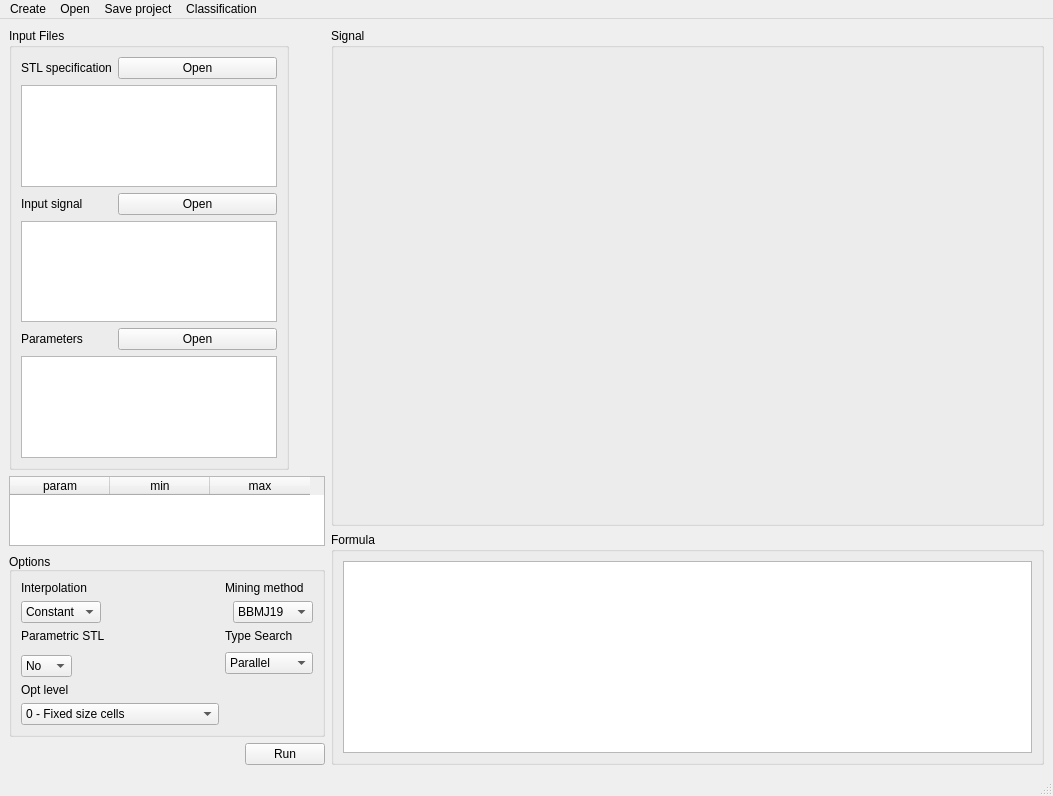
First picture: the form in ParetoLib/GUI/Window.ui, repository andcarde/MultidimensionalSearch, before the edit.
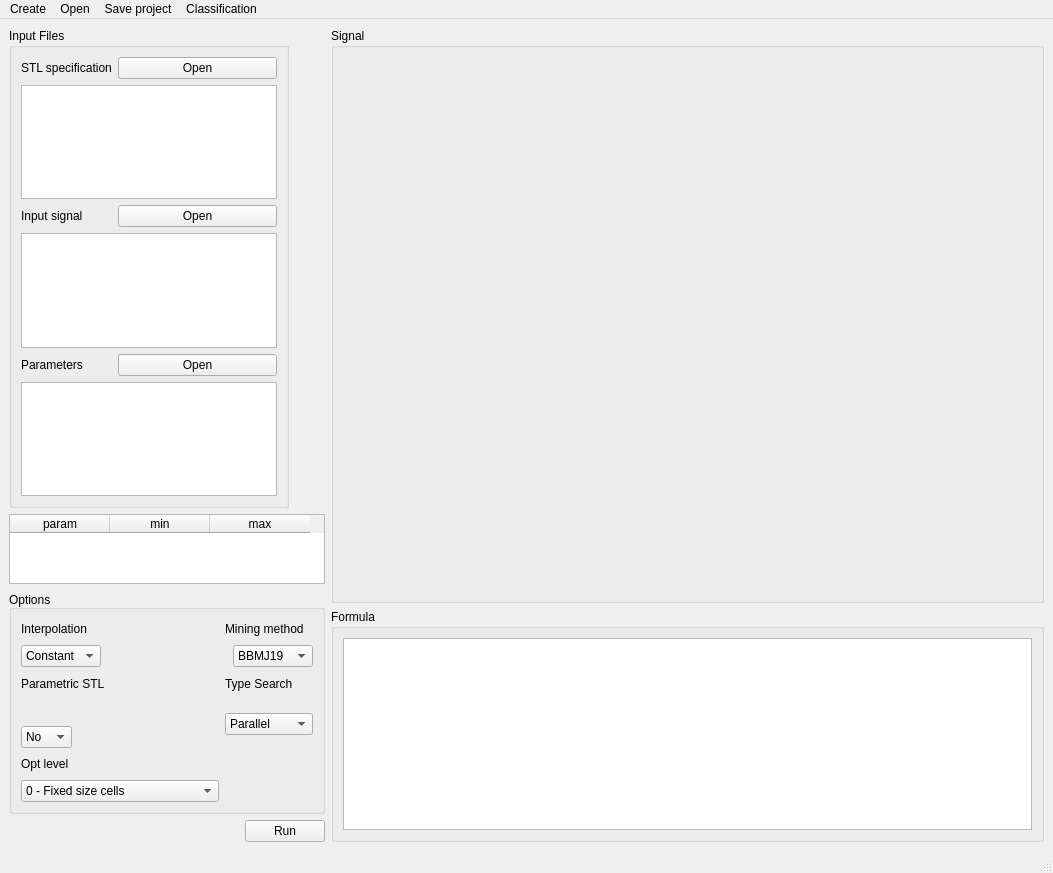
Second picture: the form after the edit.

Diff of the .ui file:
```diff
--- a/ParetoLib/GUI/Window.ui
+++ b/ParetoLib/GUI/Window.ui
@@ -7,7 +7,7 @@
     <x>0</x>
     <y>0</y>
     <width>1053</width>
-    <height>796</height>
+    <height>873</height>
    </rect>
   </property>
   <property name="windowTitle">
@@ -418,7 +418,7 @@
             </sizepolicy>
            </property>
            <property name="readOnly">
-            <bool>true</bool>
+            <bool>false</bool>
            </property>
            <property name="plainText">
             <string/>
```
Left out of the diff: 2 changed lines with no effect on the pictures.
